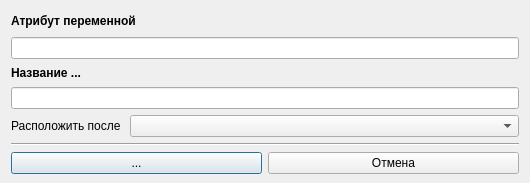
Old version of the form designer/dialogwindows/neddw/nedrowcoldialogwindow.ui in the repository Artemako/auto-exec-doc.
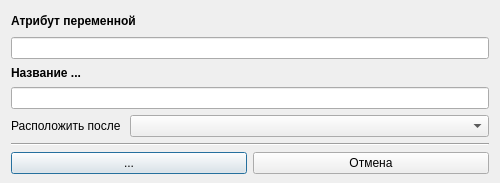
New version of the form.

```diff
--- a/designer/dialogwindows/neddw/nedrowcoldialogwindow.ui
+++ b/designer/dialogwindows/neddw/nedrowcoldialogwindow.ui
@@ -6,7 +6,7 @@
    <rect>
     <x>0</x>
     <y>0</y>
-    <width>530</width>
+    <width>500</width>
     <height>183</height>
    </rect>
   </property>
```
